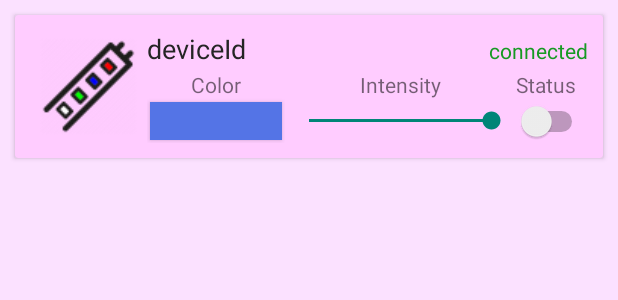
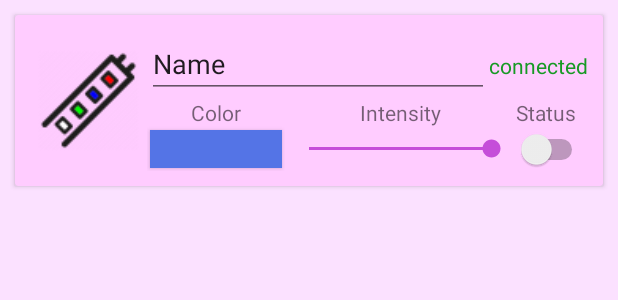
Before and after one commit to ArchivedPixLed/PixLedAndroid, an Android app: the layout device_card_view.xml on its own in the app's theme, with its tools: preview values and no code run, on a phone screen of 412 x 824 dp. Shown: the top 300 px of the screen. Run offline under Robolectric (Android 15) with nearby library versions, the phone set to English and light mode, and no system bars.

Commit message:
Device name edit

```diff
--- a/app/src/main/res/layout/device_card_view.xml
+++ b/app/src/main/res/layout/device_card_view.xml
@@ -33,20 +33,20 @@
             android:orientation="vertical">
 
             <LinearLayout
+                android:focusableInTouchMode="true"
                 android:layout_width="match_parent"
                 android:layout_height="match_parent"
                 android:gravity="left"
                 android:orientation="horizontal">
 
-                <TextView
-                    android:id="@+id/deviceName"
+                <EditText
+                    android:id="@+id/nameEdit"
                     android:layout_width="wrap_content"
                     android:layout_height="wrap_content"
                     android:layout_weight="1"
-                    android:paddingBottom="2dp"
-                    android:text="deviceId"
-                    android:textColor="@color/device_name_color"
-                    android:textSize="18sp" />
+                    android:ems="6"
+                    android:inputType="textPersonName"
+                    android:text="Name" />
 
                 <TextView
                     android:id="@+id/connected"
@@ -55,6 +55,7 @@
                     android:layout_weight="0"
                     android:text="connected"
                     android:textColor="@color/device_connected" />
+
             </LinearLayout>
 
             <LinearLayout
--- a/app/src/main/res/layout/group_pager.xml
+++ b/app/src/main/res/layout/group_pager.xml
@@ -89,5 +89,7 @@
             android:layout_marginLeft="10dp"
             android:layout_marginRight="10dp"
             android:text="OK" />
+
     </LinearLayout>
+
 </android.support.constraint.ConstraintLayout>
--- a/app/src/main/res/values-v21/styles.xml
+++ b/app/src/main/res/values-v21/styles.xml
@@ -9,6 +9,7 @@
         <item name="android:textColorSecondaryInverse">@android:color/secondary_text_light</item>
         <item name="android:statusBarColor">@android:color/black</item>
         <item name="android:colorButtonNormal">@color/accent_material_device</item>
+        <item name="colorAccent">@color/accent_material_device</item>
     </style>
     <style name="CardViewStyle" parent="CardView">
         <item name="cardBackgroundColor">@color/card_view_background</item>
```
Also changed, not shown: app/src/main/java/com/pixled/pixledandroid/device/DeviceService.java (+7 -2 lines), app/src/main/java/com/pixled/pixledandroid/device/DeviceViewHolder.java (+41 -4 lines).
